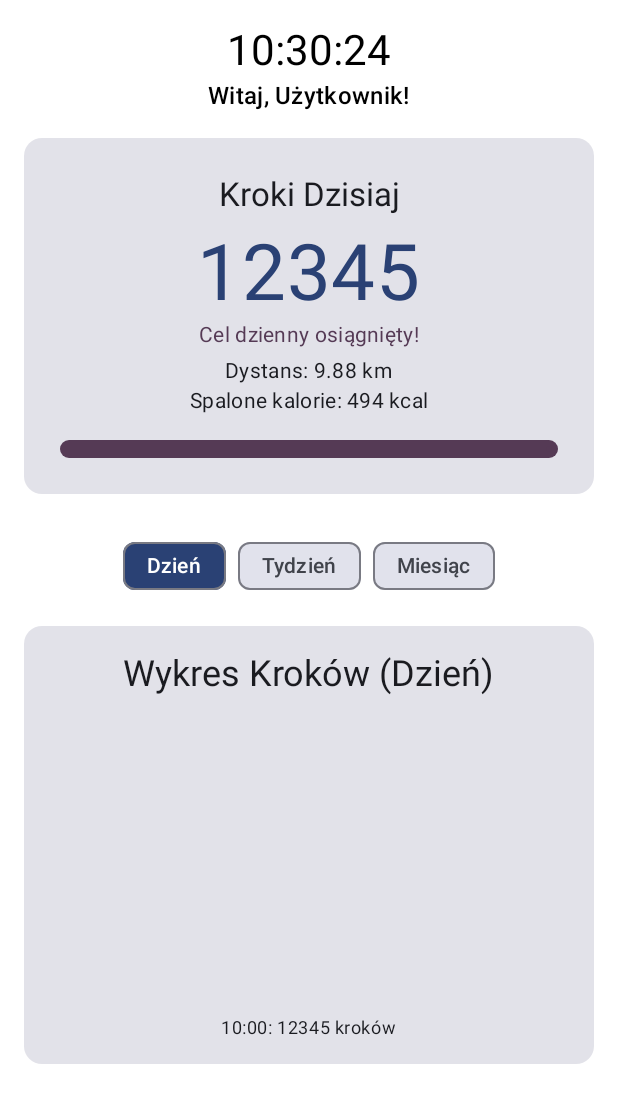
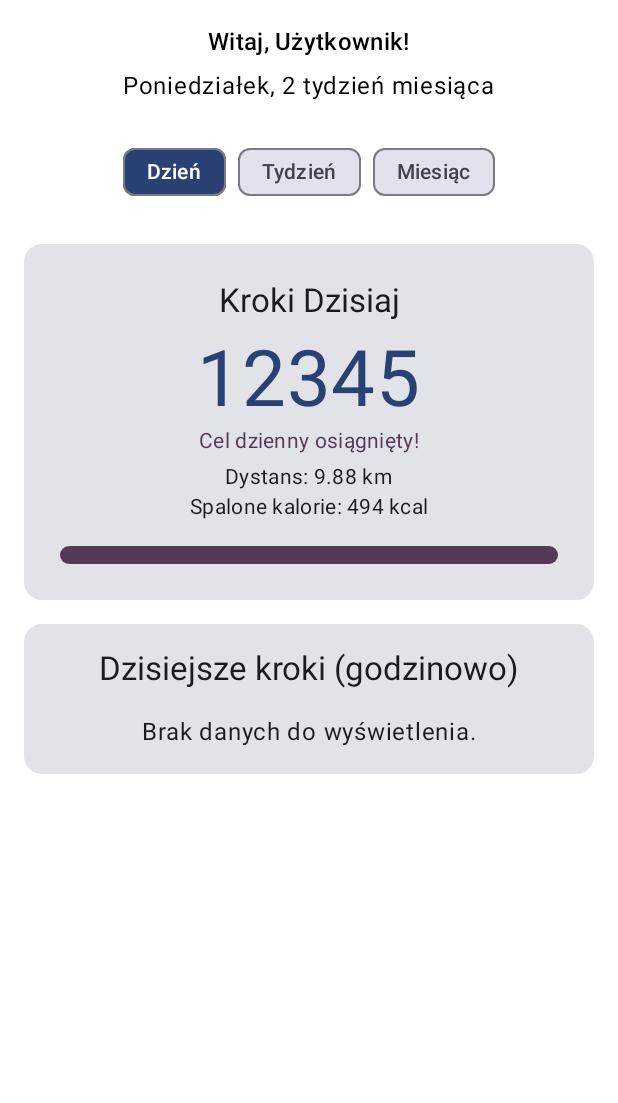
Before and after one commit to dataw1/Krokomierz, an Android app built with Jetpack Compose: the @Preview function HomeScreenPreview, on a phone screen of 412 x 824 dp. Shown: the top 1103 px of the screen. Run offline under Robolectric (Android 15) with nearby library versions, the phone set to English and light mode, and no system bars; our stand-ins replace Firebase (no records; nobody signed in at launch, a user with empty details on screens opened directly).

Commit message:
historia krokow

```diff
--- a/app/build.gradle.kts
+++ b/app/build.gradle.kts
@@ -58,6 +58,7 @@ dependencies {
     implementation("com.google.firebase:firebase-firestore-ktx")
     implementation("com.google.firebase:firebase-database-ktx") // Realtime Database
     implementation("androidx.datastore:datastore-preferences:1.1.1")
+    implementation("androidx.lifecycle:lifecycle-viewmodel-compose:2.8.0")
     testImplementation(libs.junit)
     androidTestImplementation(libs.androidx.junit)
     androidTestImplementation(libs.androidx.espresso.core)
--- /dev/null
+++ b/app/src/main/java/com/example/projekt/HistoryViewModel.kt
@@ -0,0 +1,122 @@
+package com.example.projekt
+
+import androidx.lifecycle.ViewModel
+import androidx.lifecycle.viewModelScope
+import com.google.firebase.auth.ktx.auth
+import com.google.firebase.database.DataSnapshot
+import com.google.firebase.database.DatabaseError
+import com.google.firebase.database.ValueEventListener
+import com.google.firebase.database.ktx.database
+import com.google.firebase.ktx.Firebase
+import kotlinx.coroutines.flow.MutableStateFlow
+import kotlinx.coroutines.flow.StateFlow
+import kotlinx.coroutines.launch
+import java.util.Calendar
+import java.util.Locale
+
+data class HistoryState(
+    val hourlyStepsToday: Map<String, Int> = emptyMap(),
+    val dailyStepsLastWeek: Map<String, Int> = emptyMap(),
+    val weeklyStepsLastMonth: Map<String, Int> = emptyMap(),
+    val isLoading: Boolean = true,
+    val error: String? = null
+)
+
+class HistoryViewModel : ViewModel() {
+
+    private val _historyState = MutableStateFlow(HistoryState())
+    val historyState: StateFlow<HistoryState> = _historyState
+
+    private val database = Firebase.database
+    private val auth = Firebase.auth
+
+    init {
+        fetchHistory()
+    }
+
+    private fun fetchHistory() {
+        viewModelScope.launch {
+            val userId = auth.currentUser?.uid ?: return@launch
+            val historyRef = database.getReference("userActivity").child(userId)
+
+            historyRef.addValueEventListener(object : ValueEventListener {
+                override fun onDataChange(snapshot: DataSnapshot) {
+                    val now = Calendar.getInstance()
+                    val startOfToday = (now.clone() as Calendar).apply {
+                        set(Calendar.HOUR_OF_DAY, 0)
+                        set(Calendar.MINUTE, 0)
+                        set(Calendar.SECOND, 0)
+                        set(Calendar.MILLISECOND, 0)
+                    }.timeInMillis
+
+                    val sevenDaysAgo = (now.clone() as Calendar).apply { add(Calendar.DAY_OF_YEAR, -7) }.timeInMillis
+                    val thirtyDaysAgo = (now.clone() as Calendar).apply { add(Calendar.DAY_OF_YEAR, -30) }.timeInMillis
+
+                    val hourlySteps = mutableMapOf<String, Int>()
+                    val dailySteps = mutableMapOf<Int, Int>()
+                    val weeklySteps = mutableMapOf<Int, Int>()
+
+                    for (child in snapshot.children) {
+                        val timestamp = child.child("timestamp").getValue(Long::class.java) ?: 0
+                        val steps = child.child("steps").getValue(Int::class.java) ?: 0
+                        val recordCalendar = Calendar.getInstance().apply { timeInMillis = timestamp }
+
+                        if (timestamp >= startOfToday) {
+                            val hour = recordCalendar.get(Calendar.HOUR_OF_DAY)
+                            val hourKey = "${hour.toString().padStart(2, '0')}"
+                            hourlySteps[hourKey] = (hourlySteps[hourKey] ?: 0) + steps
+                        }
+
+                        if (timestamp >= sevenDaysAgo) {
+                            val dayOfWeek = recordCalendar.get(Calendar.DAY_OF_WEEK) // Sunday = 1, Saturday = 7
+                            dailySteps[dayOfWeek] = (dailySteps[dayOfWeek] ?: 0) + steps
+                        }
+
+                        if (timestamp >= thirtyDaysAgo) {
+                            val weekOfMonth = recordCalendar.get(Calendar.WEEK_OF_MONTH)
+                            weeklySteps[weekOfMonth] = (weeklySteps[weekOfMonth] ?: 0) + steps
+                        }
+                    }
+
+                    _historyState.value = HistoryState(
+                        hourlyStepsToday = hourlySteps.toSortedMap(),
+                        dailyStepsLastWeek = mapDays(dailySteps),
+                        weeklyStepsLastMonth = weeklySteps.mapKeys { "Tydzień ${it.key}" }.toSortedMap(),
+                        isLoading = false
+                    )
+                }
+
+                override fun onCancelled(error: DatabaseError) {
+                    _historyState.value = HistoryState(isLoading = false, error = error.message)
+                }
+            })
+        }
+    }
+
+    private fun mapDays(dailySteps: Map<Int, Int>): Map<String, Int> {
+        val dayMapping = listOf(
+            Calendar.MONDAY to "Pon",
+            Calendar.TUESDAY to "Wto",
+            Calendar.WEDNESDAY to "Śro",
+            Calendar.THURSDAY to "Czw",
+            Calendar.FRIDAY to "Pią",
+            Calendar.SATURDAY to "Sob",
+            Calendar.SUNDAY to "Nie"
+        )
+
+        val remapped = dailySteps.mapKeys {
+            when(it.key) {
+                Calendar.MONDAY -> "Pon"
+                Calendar.TUESDAY -> "Wto"
+                Calendar.WEDNESDAY -> "Śro"
+                Calendar.THURSDAY -> "Czw"
+                Calendar.FRIDAY -> "Pią"
+                Calendar.SATURDAY -> "Sob"
+                Calendar.SUNDAY -> "Nie"
+                else -> ""
+            }
+        }
+
+        return dayMapping.map { it.second to (remapped[it.second] ?: 0) }.toMap()
+    }
+}
--- a/app/src/main/java/com/example/projekt/home.kt
+++ b/app/src/main/java/com/example/projekt/home.kt
@@ -1,6 +1,8 @@
 package com.example.projekt
 
 import androidx.compose.foundation.layout.*
+import androidx.compose.foundation.lazy.LazyColumn
+import androidx.compose.foundation.lazy.items
 import androidx.compose.material3.*
 import androidx.compose.runtime.*
 import androidx.compose.ui.Alignment
@@ -8,25 +10,17 @@ import androidx.compose.ui.Modifier
 import androidx.compose.ui.tooling.preview.Preview
 import androidx.compose.ui.unit.dp
 import androidx.compose.ui.unit.sp
+import androidx.lifecycle.viewmodel.compose.viewModel
 import com.example.projekt.ui.theme.ProjektTheme
-import androidx.compose.runtime.remember
-import androidx.compose.material3.ChipColors
-import androidx.compose.ui.graphics.Color
-import androidx.compose.ui.text.style.TextAlign
-import kotlinx.coroutines.delay
 import java.text.SimpleDateFormat
 import java.util.Calendar
-import java.util.Date
+import java.util.Locale
 
-// Enumerator do zarządzania widokiem wykresu z polskimi etykietami
 enum class TimePeriod(val label: String) {
     DAY("Dzień"),
     WEEK("Tydzień"),
     MONTH("Miesiąc")
 }
-
-// Model danych dla wykresu (uproszczony)
-data class StepData(val label: String, var steps: Int)
 
 @Composable
 fun HomeScreen(
@@ -34,36 +28,14 @@ fun HomeScreen(
     useMetric: Boolean,
     steps: Int,
     stepGoal: Int,
-    modifier: Modifier = Modifier
+    modifier: Modifier = Modifier,
+    historyViewModel: HistoryViewModel = viewModel()
 ) {
     var selectedPeriod by remember { mutableStateOf(TimePeriod.DAY) }
-    val stepLengthCm = 80 // Długość kroku w cm
+    val historyState by historyViewModel.historyState.collectAsState()
 
-    var currentTime by remember { mutableStateOf("") }
-    val chartData = remember { mutableStateListOf<StepData>() }
-
-    // This effect now correctly updates the stateful chart data
-    LaunchedEffect(steps, selectedPeriod) {
-        updateChartData(chartData, steps, selectedPeriod)
-    }
-
-    // LaunchedEffect to update the time every second
-    LaunchedEffect(Unit) {
-        val sdf = SimpleDateFormat("HH:mm:ss", java.util.Locale.getDefault())
-        while (true) {
-            currentTime = sdf.format(Date())
-            delay(1000)
-        }
-    }
-
-    val distance = if (useMetric) {
-        (steps * stepLengthCm) / 100_000.0 // km
-    } else {
-        (steps * stepLengthCm) / 160_934.0 // mile
-    }
-    val distanceFormatted = "%.2f".format(distance)
-    val distanceUnit = if (useMetric) "km" else "mi"
-    val caloriesBurned = steps * 0.04f
+    val dayOfWeek = getCurrentDayOfWeek()
+    val weekOfMonth = getWeekOfMonth()
 
     Column(
         modifier = modifier
@@ -72,27 +44,83 @@ fun HomeScreen(
         horizontalAlignment = Alignment.CenterHorizontally
     ) {
         Text(
-            text = currentTime,
-            style = MaterialTheme.typography.headlineMedium
+            text = "Witaj, $userName!",
+            style = MaterialTheme.typography.titleMedium,
+            modifier = Modifier.padding(bottom = 8.dp)
         )
         Text(
-            text = "Witaj, $userName!",
-            style = MaterialTheme.typography.titleMedium,
+            text = "$dayOfWeek, $weekOfMonth tydzień miesiąca",
+            style = MaterialTheme.typography.bodyLarge,
             modifier = Modifier.padding(bottom = 16.dp)
         )
 
+        Row(
+            modifier = Modifier
+                .fillMaxWidth()
+                .padding(vertical = 8.dp),
+            horizontalArrangement = Arrangement.Center
+        ) {
+            TimePeriod.entries.forEach { period ->
+                val isSelected = selectedPeriod == period
+                AssistChip(
+                    onClick = { selectedPeriod = period },
+                    label = { Text(period.label) },
+                    colors = AssistChipDefaults.assistChipColors(
+                        containerColor = if (isSelected) MaterialTheme.colorScheme.primary else MaterialTheme.colorScheme.surfaceVariant,
+                        labelColor = if (isSelected) MaterialTheme.colorScheme.onPrimary else MaterialTheme.colorScheme.onSurfaceVariant
+                    ),
+                    modifier = Modifier.padding(horizontal = 4.dp)
+                )
+            }
+        }
+
+        Spacer(modifier = Modifier.height(16.dp))
+
+        if (historyState.isLoading) {
+            CircularProgressIndicator()
+        } else if (historyState.error != null) {
+            Text(
+                text = "Błąd: ${historyState.error}",
+                color = MaterialTheme.colorScheme.error
+            )
+        } else {
+            when (selectedPeriod) {
+                TimePeriod.DAY -> {
+                    Column {
+                        DailySummaryCard(steps = steps, stepGoal = stepGoal, useMetric = useMetric)
+                        Spacer(Modifier.height(16.dp))
+                        StepDetailsList(data = historyState.hourlyStepsToday, title = "Dzisiejsze kroki (godzinowo)")
+                    }
+                }
+                TimePeriod.WEEK -> {
+                    StepDetailsList(data = historyState.dailyStepsLastWeek, title = "Kroki w ostatnim tygodniu")
+                }
+                TimePeriod.MONTH -> {
+                    StepDetailsList(data = historyState.weeklyStepsLastMonth, title = "Kroki w ostatnim miesiącu")
+                }
+            }
+        }
+    }
+}
+
+@Composable
+fun DailySummaryCard(steps: Int, stepGoal: Int, useMetric: Boolean) {
+    val stepLengthCm = 80 // Długość kroku w cm
+    val distance = if (useMetric) (steps * stepLengthCm) / 100_000.0 else (steps * stepLengthCm) / 160_934.0
+    val distanceFormatted = "%.2f".format(distance)
+    val distanceUnit = if (useMetric) "km" else "mi"
+    val caloriesBurned = steps * 0.04f
+
     Card(
         modifier = Modifier
-                .fillMaxWidth()
-                .padding(bottom = 16.dp),
+            .fillMaxWidth(),
     ) {
         Column(
-                modifier = Modifier.padding(24.dp),
+            modifier = Modifier.padding(24.dp).fillMaxWidth(),
             horizontalAlignment = Alignment.CenterHorizontally
         ) {
             Text("Kroki Dzisiaj", style = MaterialTheme.typography.titleLarge)
             Spacer(Modifier.height(8.dp))
-
             Text(
                 text = steps.toString(),
                 fontSize = 52.sp,
@@ -118,64 +146,31 @@ fun HomeScreen(
             )
         }
     }
-
-        // The chips for period selection are now always visible
-        Row(
-            modifier = Modifier
-                .fillMaxWidth()
-                .padding(vertical = 8.dp),
-            horizontalArrangement = Arrangement.Center
-        ) {
-            TimePeriod.entries.forEach { period ->
-                val isSelected = selectedPeriod == period
-                val chipContainerColor = if (isSelected) MaterialTheme.colorScheme.primary else MaterialTheme.colorScheme.surfaceVariant
-                val chipLabelColor = if (isSelected) MaterialTheme.colorScheme.onPrimary else MaterialTheme.colorScheme.onSurfaceVariant
-
-                AssistChip(
-                    onClick = { selectedPeriod = period },
-                    label = { Text(period.label) },
-                    colors = ChipColors(
-                        containerColor = chipContainerColor,
-                        labelColor = chipLabelColor,
-                        leadingIconContentColor = chipLabelColor,
-                        trailingIconContentColor = chipLabelColor,
-                        disabledContainerColor = Color.LightGray.copy(alpha = 0.5f),
-                        disabledLabelColor = Color.DarkGray.copy(alpha = 0.5f),
-                        disabledLeadingIconContentColor = Color.DarkGray.copy(alpha = 0.5f),
-                        disabledTrailingIconContentColor = Color.DarkGray.copy(alpha = 0.5f)
-                    ),
-                    modifier = Modifier.padding(horizontal = 4.dp)
-                )
-            }
 }
 
-        // The chart is now conditionally displayed based on the selected period
-        val shouldShowChart = when (selectedPeriod) {
-            TimePeriod.DAY -> steps > 0
-            TimePeriod.WEEK, TimePeriod.MONTH -> true
+
+@Composable
+fun StepDetailsList(data: Map<String, Int>, title: String) {
+    Card(modifier = Modifier.fillMaxWidth()) {
+        Column(
+            modifier = Modifier.padding(16.dp).fillMaxWidth(),
+            horizontalAlignment = Alignment.CenterHorizontally
+        ) {
+            Text(title, style = MaterialTheme.typography.titleLarge)
+            Spacer(Modifier.height(16.dp))
+            if (data.isEmpty()) {
+                Text("Brak danych do wyświetlenia.")
+            } else {
+                LazyColumn(modifier = Modifier.fillMaxWidth().heightIn(max = 300.dp)) {
+                    items(data.entries.toList()) { (label, steps) ->
+                        Row(
+                            modifier = Modifier.fillMaxWidth().padding(vertical = 4.dp),
+                            horizontalArrangement = Arrangement.SpaceBetween
+                        ) {
+                            Text(label, style = MaterialTheme.typography.bodyMedium)
+                            Text("$steps kroków", style = MaterialTheme.typography.bodyMedium)
                         }
-
-        if (shouldShowChart) {
-            Card(
-                modifier = Modifier
-                    .fillMaxWidth()
-                    .height(300.dp)
-                    .padding(top = 8.dp)
-            ) {
-                Column(
-                    modifier = Modifier.fillMaxSize().padding(16.dp),
-                    horizontalAlignment = Alignment.CenterHorizontally,
-                    verticalArrangement = Arrangement.SpaceBetween
-                ) {
-                    Text(
-                        text = "Wykres Kroków (${selectedPeriod.label})",
-                        style = MaterialTheme.typography.headlineSmall
-                    )
-
-                    Column(horizontalAlignment = Alignment.Start) {
-                        chartData.forEach { data ->
-                            Text("${data.label}: ${data.steps} kroków", style = MaterialTheme.typography.bodySmall)
-                        }
+                        Divider()
                     }
                 }
             }
@@ -183,56 +178,18 @@ fun HomeScreen(
     }
 }
 
-private fun updateChartData(chartData: MutableList<StepData>, currentTotalSteps: Int, period: TimePeriod) {
-    if (period != TimePeriod.DAY) {
-        // For WEEK and MONTH, we just show placeholder data and don't need the stateful logic.
-        chartData.clear()
-        if (period == TimePeriod.WEEK) {
-            chartData.addAll(listOf(
-                StepData("Pon", 5200), StepData("Wto", 8500), StepData("Śro", 10200),
-                StepData("Czw", 9100), StepData("Pią", 12000), StepData("Sob", 4500), StepData("Nie", 3100)
-            ))
-        } else if (period == TimePeriod.MONTH) {
-            chartData.addAll(listOf(
-                StepData("Tydzień 1", 55000), StepData("Tydzień 2", 75000),
-                StepData("Tydzień 3", 62000), StepData("Tydzień 4", 88000)
-            ))
-        }
-        return
+private fun getCurrentDayOfWeek(): String {
+    val calendar = Calendar.getInstance()
+    val dateFormat = SimpleDateFormat("EEEE", Locale("pl", "PL"))
+    return dateFormat.format(calendar.time).replaceFirstChar { it.titlecase(Locale.ROOT) }
 }
 
-    if (period == TimePeriod.DAY && chartData.any { !it.label.contains(":") }) {
-        // If we switch to DAY view, clear the old placeholder data
-        chartData.clear()
+private fun getWeekOfMonth(): Int {
+    val calendar = Calendar.getInstance()
+    return calendar.get(Calendar.WEEK_OF_MONTH)
 }
 
-    val calendar = Calendar.getInstance()
-    val currentHour = calendar.get(Calendar.HOUR_OF_DAY)
-    val currentHourLabel = "${currentHour.toString().padStart(2, '0')}:00"
-
-    val totalStepsInChart = chartData.sumOf { it.steps }
-    val newStepsSinceLastUpdate = currentTotalSteps - totalStepsInChart
-
-    if (newStepsSinceLastUpdate < 0) {
-        // This can happen if the sensor resets (e.g. app restart). Clear and start over.
-        chartData.clear()
-        chartData.add(StepData(label = currentHourLabel, steps = currentTotalSteps))
-        return
-    }
-
-    val currentHourData = chartData.find { it.label == currentHourLabel }
-
-    if (currentHourData == null) {
-        // New hour, add a new bar
-        chartData.add(StepData(label = currentHourLabel, steps = newStepsSinceLastUpdate))
-    } else {
-        // Same hour, just update the steps for the current bar
-        currentHourData.steps += newStepsSinceLastUpdate
-    }
-}
-
-
-@Preview
+@Preview(showBackground = true)
 @Composable
 fun HomeScreenPreview() {
     ProjektTheme {
```
Also changed, not shown: app/src/main/java/com/example/projekt/HistoryScreen.kt (added, +49 -0 lines), app/src/main/java/com/example/projekt/MainActivity.kt (+5 -3 lines). Lines whose indentation alone changed are shown as unchanged.
